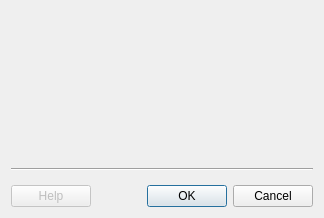
This is plugins/amplifyfree/AmplifyFreeDlg.ui in KDE/kwave as Qt 5 draws it before an edit. The edited form follows.
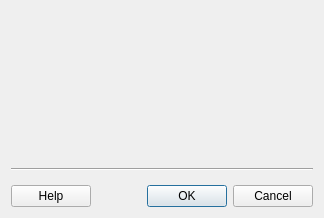
This is the edited form. Custom widgets are drawn as their Qt base class.

Commit message: enabled the 'Help' buttons of all plugins and let them open the corresponding section in the handbook

```diff
--- a/plugins/amplifyfree/AmplifyFreeDlg.ui
+++ b/plugins/amplifyfree/AmplifyFreeDlg.ui
@@ -105,9 +105,6 @@
      </property>
      <item>
       <widget class="KDialogButtonBox" name="buttonBox_Help">
-       <property name="enabled">
-        <bool>false</bool>
-       </property>
        <property name="standardButtons">
         <set>QDialogButtonBox::Help</set>
        </property>
```
The commit also changes 33 other files.
